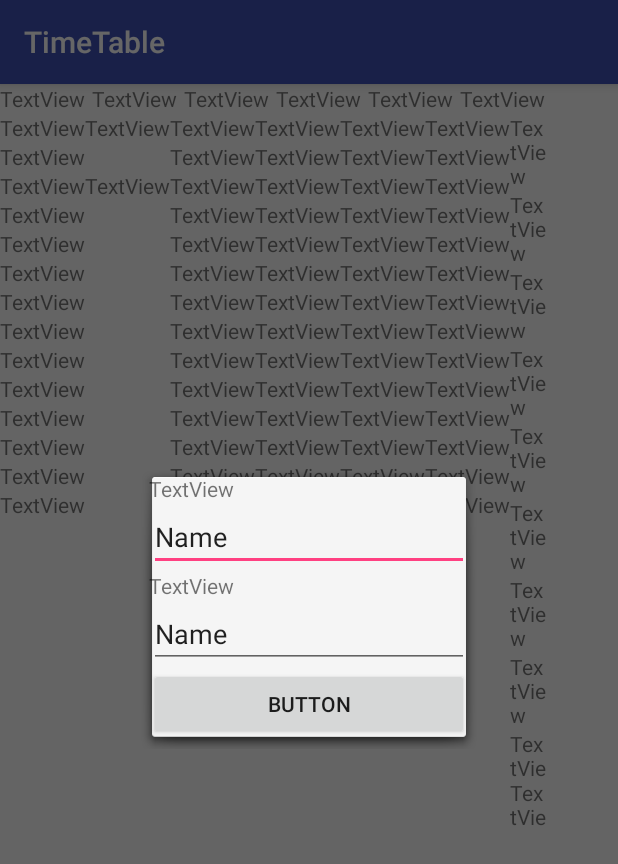
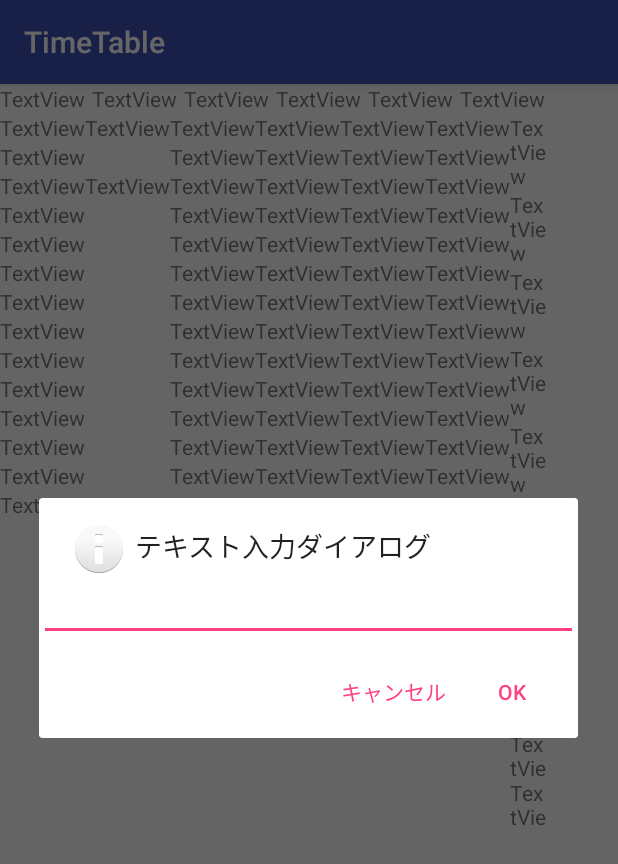
Before and after one commit to Aogon/TimeTable, an Android app: the screen it shows after launch (MainActivity), after a tap on "TextView", on a phone screen of 412 x 824 dp. Shown: the top 864 px of the screen. Run offline under Robolectric (Android 15) with nearby library versions, the phone set to English and light mode, and no system bars; 1 statement that could not run was skipped.

Commit message:
add dialog

```diff
--- a/app/src/main/java/com/lifesitech/android/timetable/CustomDialogFragment.java
+++ b/app/src/main/java/com/lifesitech/android/timetable/CustomDialogFragment.java
@@ -11,7 +11,6 @@ import android.view.View;
 import android.view.Window;
 import android.view.WindowManager;
 import android.widget.EditText;
-import android.widget.TextView;
 
 import static com.lifesitech.android.timetable.R.id.edit_subject;
 
@@ -39,6 +38,7 @@ public class CustomDialogFragment extends DialogFragment {
             public void onClick(View v) {
                 EditText edit_subject = (EditText)dialog.findViewById(R.id.edit_subject);
                 String subject = edit_subject.getText().toString();
+
                 dismiss();
 
             }
--- a/app/src/main/java/com/lifesitech/android/timetable/MainActivity.java
+++ b/app/src/main/java/com/lifesitech/android/timetable/MainActivity.java
@@ -23,7 +23,7 @@ public class MainActivity extends AppCompatActivity {
     TextView m1s;
     EditText edit_subject;
     Map<String, String> map = new HashMap<>();
-
+    SharedPreferences sharedPreferences = getSharedPreferences("Data", MODE_PRIVATE);
 
 
     @Override
@@ -37,8 +37,30 @@ public class MainActivity extends AppCompatActivity {
 
     public void dialog_m1(View v) {
         //テキスト入力を受け付けるビューを作成します。
-        CustomDialogFragment customDialogFragment = new CustomDialogFragment();
-        customDialogFragment.show(getFragmentManager(), "test");
+        final EditText editView = new EditText(MainActivity.this);
+        new AlertDialog.Builder(MainActivity.this)
+                .setIcon(android.R.drawable.ic_dialog_info)
+                .setTitle("テキスト入力ダイアログ")
+                //setViewにてビューを設定します。
+                .setView(editView)
+                .setPositiveButton("OK", new DialogInterface.OnClickListener() {
+                    public void onClick(DialogInterface dialog, int whichButton) {
+                        //入力した文字をトースト出力する
+                        Toast.makeText(MainActivity.this,
+                                editView.getText().toString(),
+                                Toast.LENGTH_LONG).show();
+
+                        SharedPreferences.Editor editor = sharedPreferences.edit();
+                        editor.putString("subject_m1", editView.getText().toString());
+
+                    }
+                })
+                .setNegativeButton("キャンセル", new DialogInterface.OnClickListener() {
+                    public void onClick(DialogInterface dialog, int whichButton) {
+                    }
+                })
+                .show();
+
     }
 
     public void ok(View v) {
```
